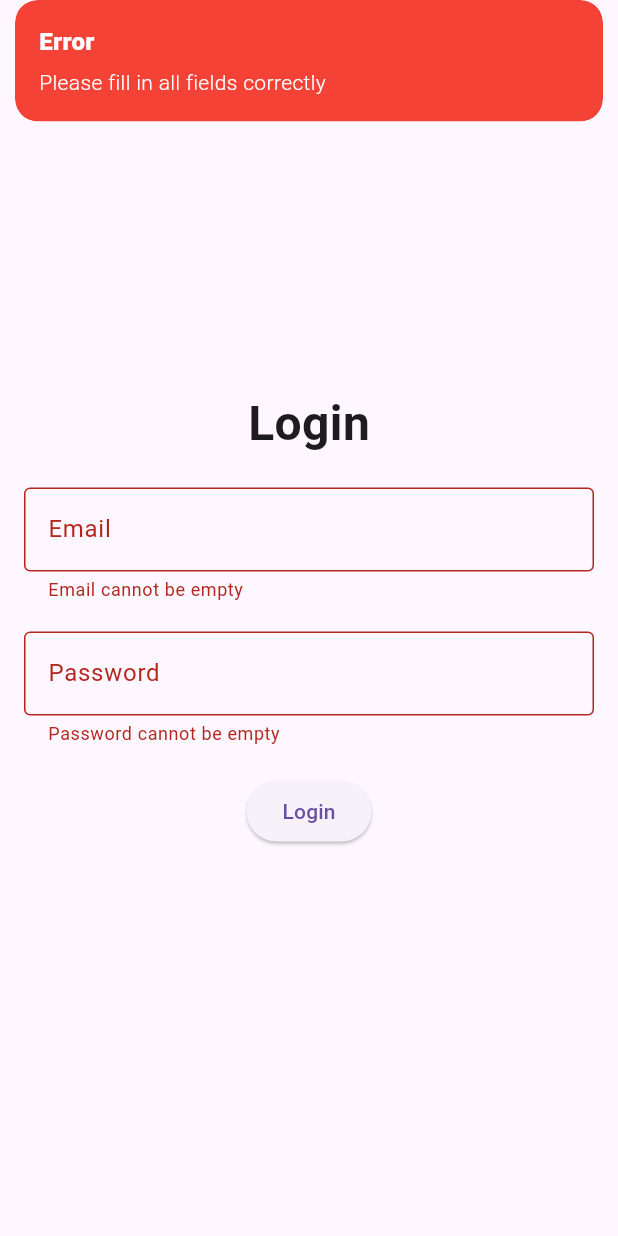
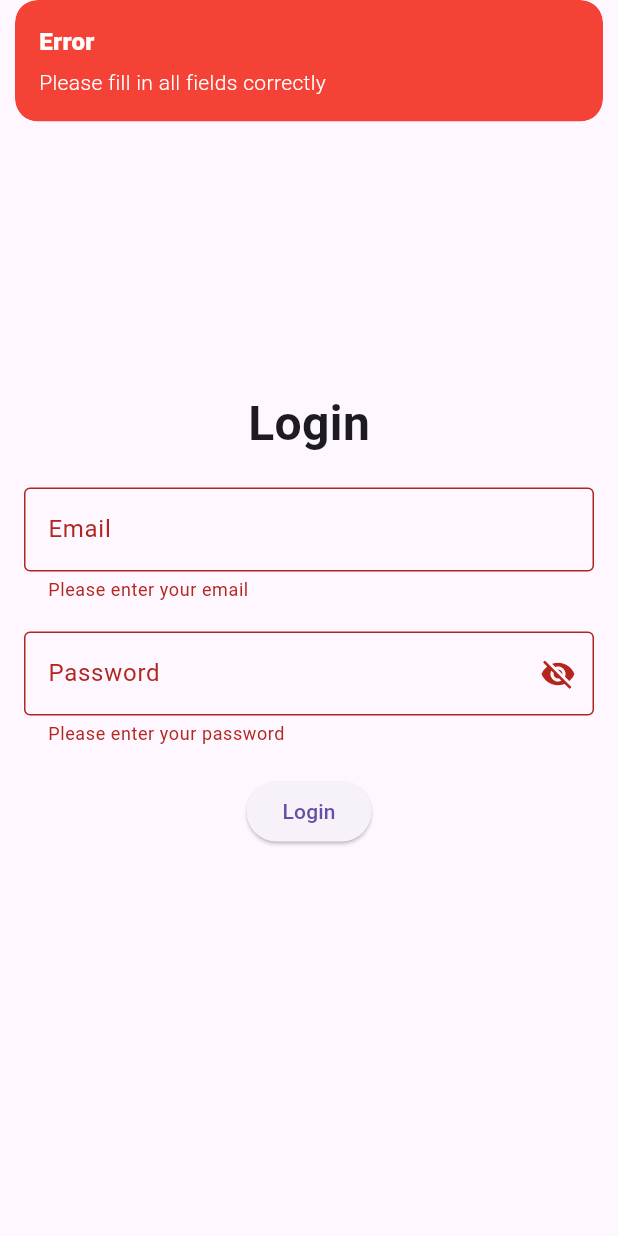
Before and after one commit to MauryaAayush/multiple_app, a Flutter app: the screen it shows after launch, after a tap on "Login", on a phone screen of 412 x 824 dp. Run offline on Flutter 3.47's test engine with Material 3 defaults, Android fonts, the phone set to English and light mode, and no system bars; our stand-ins replace get, google_fonts.

Commit message:
Radhey Radhey

```diff
--- a/lib/Login_APP/controller/login_controller.dart
+++ b/lib/Login_APP/controller/login_controller.dart
@@ -1,11 +1,31 @@
-// login_controller.dart
+import 'package:get/get.dart';
 import 'package:flutter/material.dart';
-import 'package:get/get.dart';
 
 class LoginController extends GetxController {
+  final formKey = GlobalKey<FormState>();
   final emailController = TextEditingController();
   final passwordController = TextEditingController();
-  final formKey = GlobalKey<FormState>();
+  var isPasswordVisible = false.obs;
+
+  String? validateEmail(String? value) {
+    if (value == null || value.isEmpty) {
+      return 'Please enter your email';
+    }
+    if (!GetUtils.isEmail(value)) {
+      return 'Please enter a valid email';
+    }
+    return null;
+  }
+
+  String? validatePassword(String? value) {
+    if (value == null || value.isEmpty) {
+      return 'Please enter your password';
+    }
+    if (value.length < 8) {
+      return 'Password must be at least 8 characters long';
+    }
+    return null;
+  }
 
   void login() {
     if (formKey.currentState!.validate()) {
@@ -14,22 +34,4 @@ class LoginController extends GetxController {
       Get.snackbar('Error', 'Please fill in all fields correctly', backgroundColor: Colors.red, colorText: Colors.white);
     }
   }
-
-  String? validateEmail(String? value) {
-    if (value == null || value.isEmpty) {
-      return 'Email cannot be empty';
-    } else if (!GetUtils.isEmail(value) || !value.endsWith('@gmail.com')) {
-      return 'Invalid email. Must be a @gmail.com';
-    }
-    return null;
-  }
-
-  String? validatePassword(String? value) {
-    if (value == null || value.isEmpty) {
-      return 'Password cannot be empty';
-    } else if (value.length < 8) {
-      return 'Password must be at least 8 characters';
-    }
-    return null;
-  }
 }
--- a/lib/Login_APP/views/login_page.dart
+++ b/lib/Login_APP/views/login_page.dart
@@ -1,4 +1,3 @@
-// login_page.dart
 import 'package:flutter/material.dart';
 import 'package:get/get.dart';
 import 'package:google_fonts/google_fonts.dart';
@@ -39,19 +38,29 @@ class LoginPage extends StatelessWidget {
                 },
               ),
               SizedBox(height: 20),
-              TextFormField(
+              Obx(
+                    () => TextFormField(
                   controller: loginController.passwordController,
                   decoration: InputDecoration(
-
                     labelText: 'Password',
-                  border: OutlineInputBorder(
-
+                    suffixIcon: IconButton(
+                      icon: Icon(
+                        loginController.isPasswordVisible.value
+                            ? Icons.visibility
+                            : Icons.visibility_off,
                       ),
+                      onPressed: () {
+                        loginController.isPasswordVisible.value =
+                        !loginController.isPasswordVisible.value;
+                      },
                     ),
-                obscureText: true,
+                    border: OutlineInputBorder(),
+                  ),
+                  obscureText: !loginController.isPasswordVisible.value,
                   validator: (value) {
                     return loginController.validatePassword(value);
                   },
+                ),
               ),
               SizedBox(height: 20),
               ElevatedButton(
```
Lines whose indentation alone changed are shown as unchanged.
